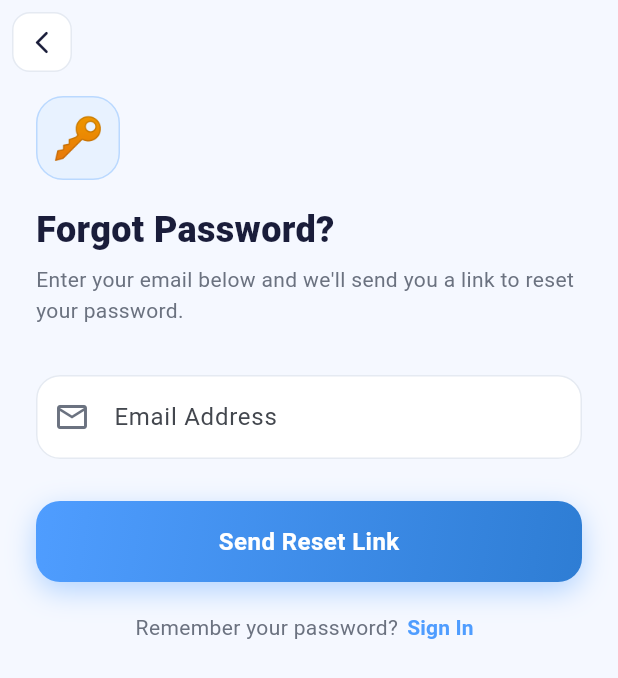
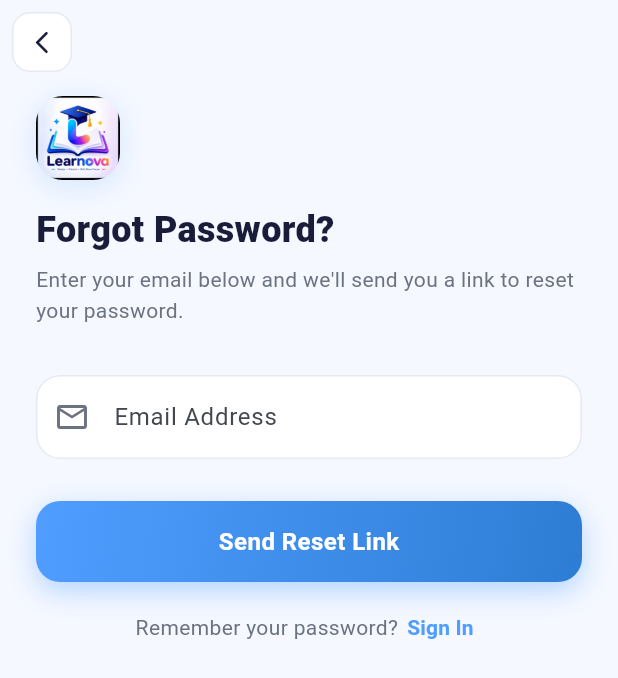
Before and after one commit to ilhamyhm/learnnova, a Flutter app: the ForgotPasswordScreen screen opened directly, on a phone screen of 412 x 824 dp. Shown: the top 678 px of the screen. Run offline on Flutter 3.47's test engine with Material 3 defaults, Android fonts, the phone set to English and light mode, and no system bars; our stand-ins replace firebase_auth, firebase_core, shared_preferences; accounts and stored records are empty.

Commit message:
feat: implement core UI screens and API service for the LearnNova learning application

```diff
--- a/lib/screens/auth/forgot_password_screen.dart
+++ b/lib/screens/auth/forgot_password_screen.dart
@@ -151,12 +151,23 @@ class _ForgotPasswordScreenState extends State<ForgotPasswordScreen>
           width: 56,
           height: 56,
           decoration: BoxDecoration(
-            color: AppColors.primarySurface,
             borderRadius: BorderRadius.circular(18),
-            border: Border.all(color: AppColors.primary.withValues(alpha: 0.3)),
+            boxShadow: [
+              BoxShadow(
+                color: AppColors.primary.withValues(alpha: 0.2),
+                blurRadius: 16,
+                offset: const Offset(0, 4),
+              ),
+            ],
           ),
-          child: const Center(
-            child: Text('🔑', style: TextStyle(fontSize: 28)),
+          child: ClipRRect(
+            borderRadius: BorderRadius.circular(18),
+            child: Image.asset(
+              'lib/logo/logo.jpeg',
+              width: 56,
+              height: 56,
+              fit: BoxFit.cover,
+            ),
           ),
         ),
         const SizedBox(height: 16),
```
